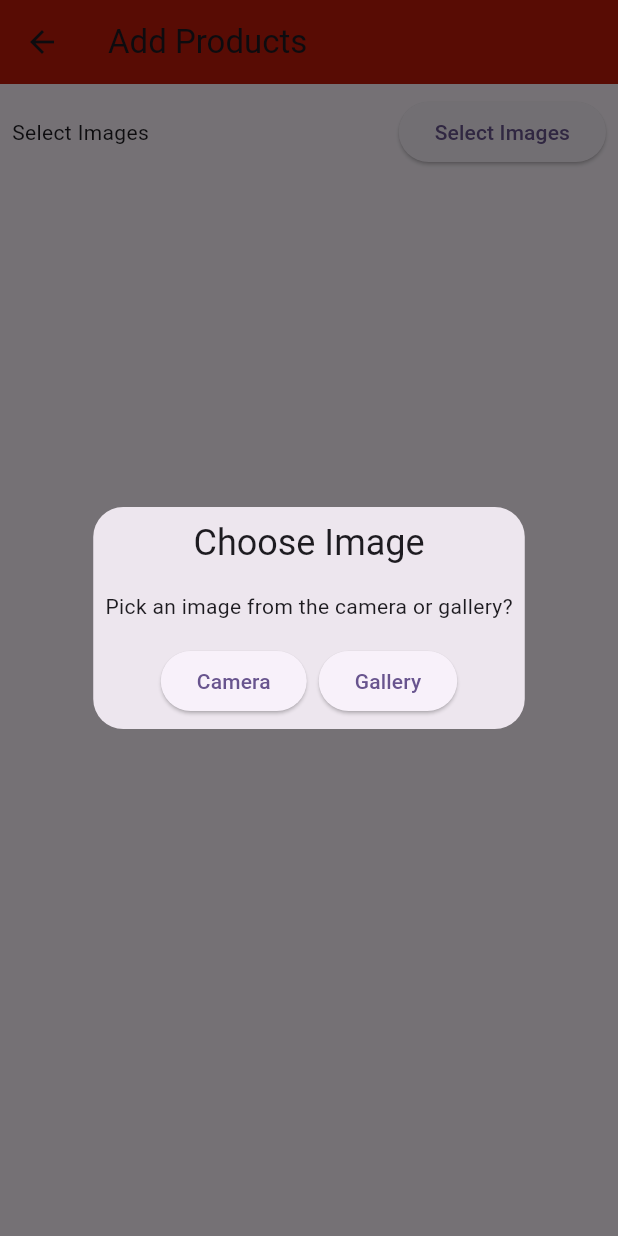
After one commit to Warisalikhan786/easy-shopping-admin-panel, a Flutter app: the AddProductScreen screen opened directly, after a tap on "Select Images", on a phone screen of 412 x 824 dp. The commit adds this screen. Run offline on Flutter 3.47's test engine with Material 3 defaults, Android fonts, the light colour scheme and no system bars; our stand-ins replace cached_network_image, cloud_firestore, device_info_plus, firebase_auth, firebase_core, firebase_storage and 4 more; accounts and stored records are empty.

Commit message:
working on add product images

```diff
--- /dev/null
+++ b/lib/controllers/products-images-controller.dart
@@ -0,0 +1,53 @@
+// ignore_for_file: file_names, unused_field, unused_local_variable, prefer_const_constructors, avoid_print
+
+import 'package:device_info_plus/device_info_plus.dart';
+import 'package:firebase_storage/firebase_storage.dart';
+import 'package:flutter/material.dart';
+import 'package:get/get.dart';
+import 'package:image_picker/image_picker.dart';
+import 'package:permission_handler/permission_handler.dart';
+
+class AddProductImagesController extends GetxController {
+  final ImagePicker _picker = ImagePicker();
+  RxList<XFile> selectedIamges = <XFile>[].obs;
+  final RxList<String> arrImagesUrl = <String>[].obs;
+  final FirebaseStorage storageRef = FirebaseStorage.instance;
+
+  Future<void> showImagesPickerDialog() async {
+    PermissionStatus status;
+    DeviceInfoPlugin deviceInfo = DeviceInfoPlugin();
+    AndroidDeviceInfo androidDeviceInfo = await deviceInfo.androidInfo;
+
+    if (androidDeviceInfo.version.sdkInt <= 32) {
+      status = await Permission.storage.request();
+    } else {
+      status = await Permission.mediaLibrary.request();
+    }
+
+    //
+    if (status == PermissionStatus.granted) {
+      Get.defaultDialog(
+        title: "Choose Image",
+        middleText: "Pick an image from the camera or gallery?",
+        actions: [
+          ElevatedButton(
+            onPressed: () {},
+            child: Text('Camera'),
+          ),
+          ElevatedButton(
+            onPressed: () {},
+            child: Text('Gallery'),
+          ),
+        ],
+      );
+    }
+    if (status == PermissionStatus.denied) {
+      print("Error please allow permission for further usage");
+      openAppSettings();
+    }
+    if (status == PermissionStatus.permanentlyDenied) {
+      print("Error please allow permission for further usage");
+      openAppSettings();
+    }
+  }
+}
--- /dev/null
+++ b/lib/screens/add-products-screen.dart
@@ -0,0 +1,47 @@
+// ignore_for_file: file_names, prefer_const_literals_to_create_immutables, avoid_unnecessary_containers, prefer_const_constructors, must_be_immutable, sized_box_for_whitespace, prefer_is_empty
+
+import 'package:admin_panel/utils/constant.dart';
+import 'package:flutter/material.dart';
+import 'package:get/get.dart';
+import '../controllers/products-images-controller.dart';
+
+class AddProductScreen extends StatelessWidget {
+  AddProductScreen({super.key});
+
+  AddProductImagesController addProductImagesController =
+      Get.put(AddProductImagesController());
+
+  @override
+  Widget build(BuildContext context) {
+    return Scaffold(
+      appBar: AppBar(
+        title: const Text("Add Products"),
+        backgroundColor: AppConstant.appMainColor,
+      ),
+      body: SingleChildScrollView(
+        child: Container(
+          height: Get.height,
+          child: Column(
+            children: [
+              Padding(
+                padding: const EdgeInsets.all(8.0),
+                child: Row(
+                  mainAxisAlignment: MainAxisAlignment.spaceBetween,
+                  children: [
+                    Text("Select Images"),
+                    ElevatedButton(
+                      onPressed: () {
+                        addProductImagesController.showImagesPickerDialog();
+                      },
+                      child: Text("Select Images"),
+                    )
+                  ],
+                ),
+              ),
+            ],
+          ),
+        ),
+      ),
+    );
+  }
+}
--- a/lib/widgets/drawer-widget.dart
+++ b/lib/widgets/drawer-widget.dart
@@ -6,6 +6,7 @@ import 'package:flutter_easyloading/flutter_easyloading.dart';
 import 'package:get/get.dart';
 import 'package:url_launcher/url_launcher.dart';
 import '../screens/all-orders-screen.dart';
+import '../screens/all-products-screen.dart';
 import '../screens/main-screen.dart';
 import '../utils/constant.dart';
 
@@ -172,7 +173,7 @@ class _DrawerWidgetState extends State<DrawerWidget> {
               child: ListTile(
                 onTap: () {
                   Get.back();
-                  // Get.to(() => AllProductsScreen());
+                  Get.to(() => AllProductsScreen());
                 },
                 title: Text(
                   'Products',
```
Also changed, not shown: lib/models/product-model.dart (added, +65 -0 lines), lib/screens/all-products-screen.dart (added, +121 -0 lines), lib/screens/product-detail-screen.dart (added, +107 -0 lines), pubspec.yaml (+7 -0 lines), pubspec.lock, 6 other files.
